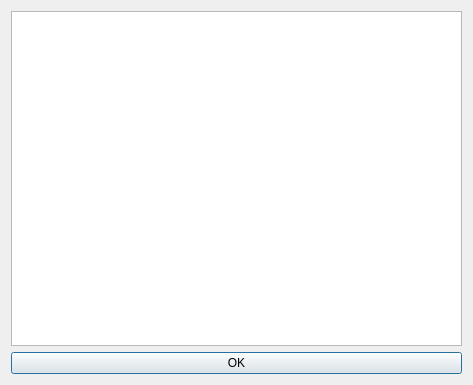
First picture: the form in surveysplashscreen.ui, repository NHERI-SimCenter/PileGroupTool, before the edit.
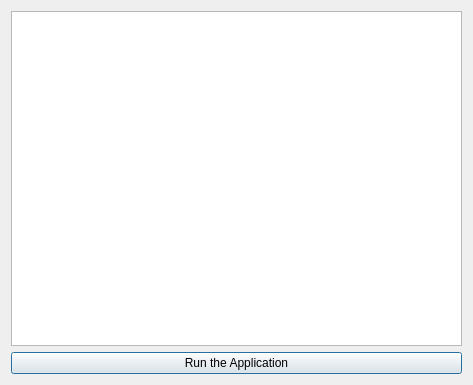
Second picture: the form after the edit.

Commit message: changing button text on splash screen

Patch:
```diff
--- a/surveysplashscreen.ui
+++ b/surveysplashscreen.ui
@@ -20,7 +20,7 @@
    <item>
     <widget class="QPushButton" name="pushButton_OK">
      <property name="text">
-      <string>OK</string>
+      <string>Run the Application</string>
      </property>
     </widget>
    </item>
```
The commit also changes 2 other files.
